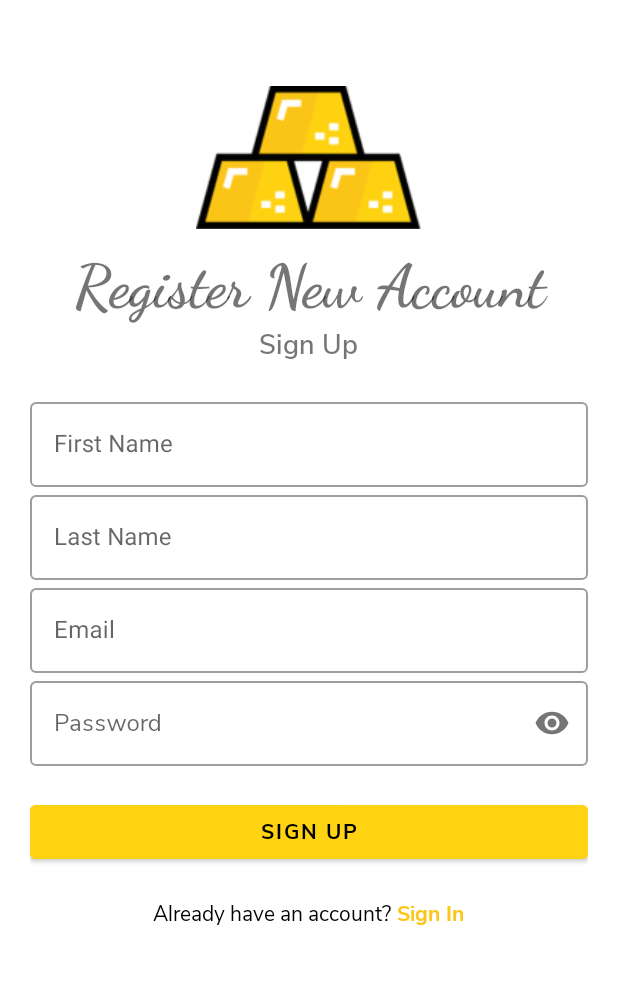
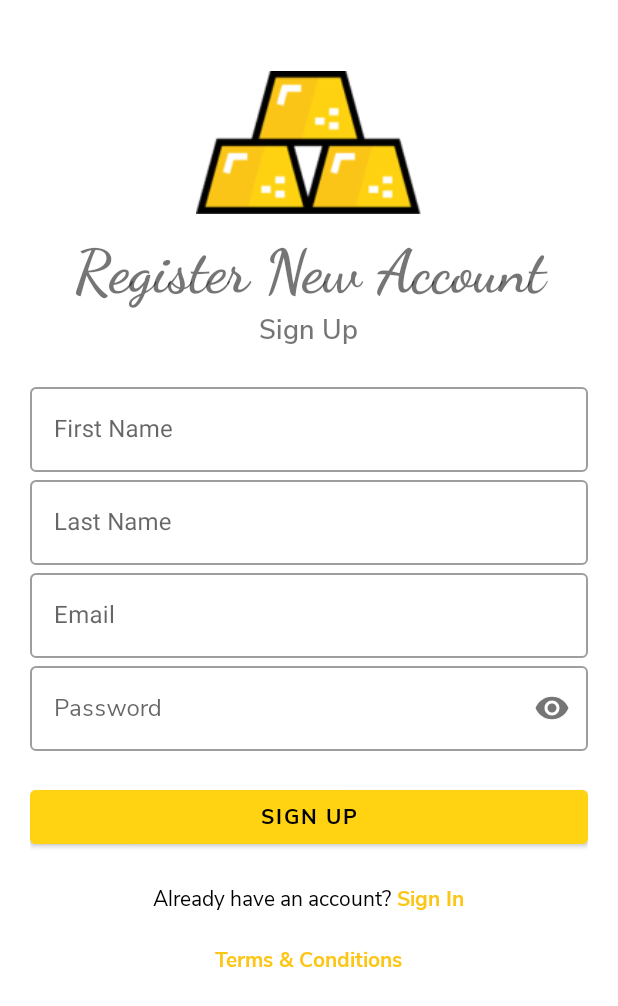
Before and after one commit to mkamilmistar/gold-pocket-kotlin, an Android app: the RegisterActivity screen opened directly, with no data from a screen before it, on a phone screen of 412 x 824 dp. Shown: the top 1006 px of the screen. Run offline under Robolectric (Android 15) with nearby library versions, the phone set to English and light mode, and no system bars.

Commit message:
Add Terms & Conditions activity

```diff
--- a/app/src/main/AndroidManifest.xml
+++ b/app/src/main/AndroidManifest.xml
@@ -9,7 +9,8 @@
     android:roundIcon="@mipmap/ic_launcher_round"
     android:supportsRtl="true"
     android:theme="@style/Theme.Goldmarket">
-    <activity android:name=".activities.ForgetPasswordActivity"></activity>
+    <activity android:name=".activities.TermAndConditionActivity"></activity>
+    <activity android:name=".activities.ForgetPasswordActivity" />
     <activity android:name=".activities.SplashScreenActivity">
       <intent-filter>
         <action android:name="android.intent.action.MAIN" />
--- a/app/src/main/java/com/mkamilmistar/gold_market/activities/RegisterActivity.kt
+++ b/app/src/main/java/com/mkamilmistar/gold_market/activities/RegisterActivity.kt
@@ -14,16 +14,23 @@ class RegisterActivity : AppCompatActivity() {
 
     val signIn: TextView = findViewById(R.id.text_sign_in)
     signIn.setOnClickListener {
-      val intent = Intent(this, LoginActivity::class.java)
+      val intent = Intent(this@RegisterActivity, LoginActivity::class.java)
       startActivity(intent)
       finish()
     }
 
     val btnSignUp: Button = findViewById(R.id.btn_register)
     btnSignUp.setOnClickListener {
-      val intent = Intent(this, MainActivity::class.java)
+      val intent = Intent(this@RegisterActivity, MainActivity::class.java)
       startActivity(intent)
       finish()
     }
+
+    val termCondition: TextView = findViewById(R.id.term_condition)
+    termCondition.setOnClickListener {
+      Intent(this@RegisterActivity, TermAndConditionActivity::class.java).apply {
+        startActivity(this)
+      }
+    }
   }
 }
--- a/app/src/main/res/layout/activity_register.xml
+++ b/app/src/main/res/layout/activity_register.xml
@@ -13,7 +13,6 @@
   android:background="#fff">
 
   <ImageView
-    android:layout_marginTop="10dp"
     android:id="@+id/logo_image"
     android:layout_width="150dp"
     android:layout_height="150dp"
@@ -141,5 +140,19 @@
         android:elevation="0dp"/>
     </LinearLayout>
 
+    <TextView
+      android:id="@+id/term_condition"
+      android:layout_width="wrap_content"
+      android:layout_height="wrap_content"
+      android:layout_marginTop="20dp"
+      android:background="#00000000"
+      android:textColor="@color/yellow_darker"
+      android:fontFamily="@font/nunitosans_bold"
+      android:contextClickable="true"
+      android:text="@string/text_terms_amp_conditions"
+      android:layout_gravity="center"
+      android:clickable="true"
+      android:elevation="0dp"/>
+
   </LinearLayout>
 </LinearLayout>
--- a/app/src/main/res/values/strings.xml
+++ b/app/src/main/res/values/strings.xml
@@ -26,4 +26,5 @@
   <string name="hello_blank_fragment">Hello blank fragment</string>
   <string name="placeholder_first_name">First Name</string>
   <string name="placeholder_last_name">Last Name</string>
+  <string name="text_terms_amp_conditions"><![CDATA[Terms & Conditions]]></string>
 </resources>
--- a/build.gradle.kts
+++ b/build.gradle.kts
@@ -1,6 +1,6 @@
 // Top-level build file where you can add configuration options common to all sub-projects/modules.
 buildscript {
-  repositories {
+    repositories {
     google()
     mavenCentral()
   }
```
Also changed, not shown: app/src/main/java/com/mkamilmistar/gold_market/activities/TermAndConditionActivity.kt (added, +12 -0 lines), app/src/main/res/layout/activity_term_and_condition.xml (added, +20 -0 lines).
